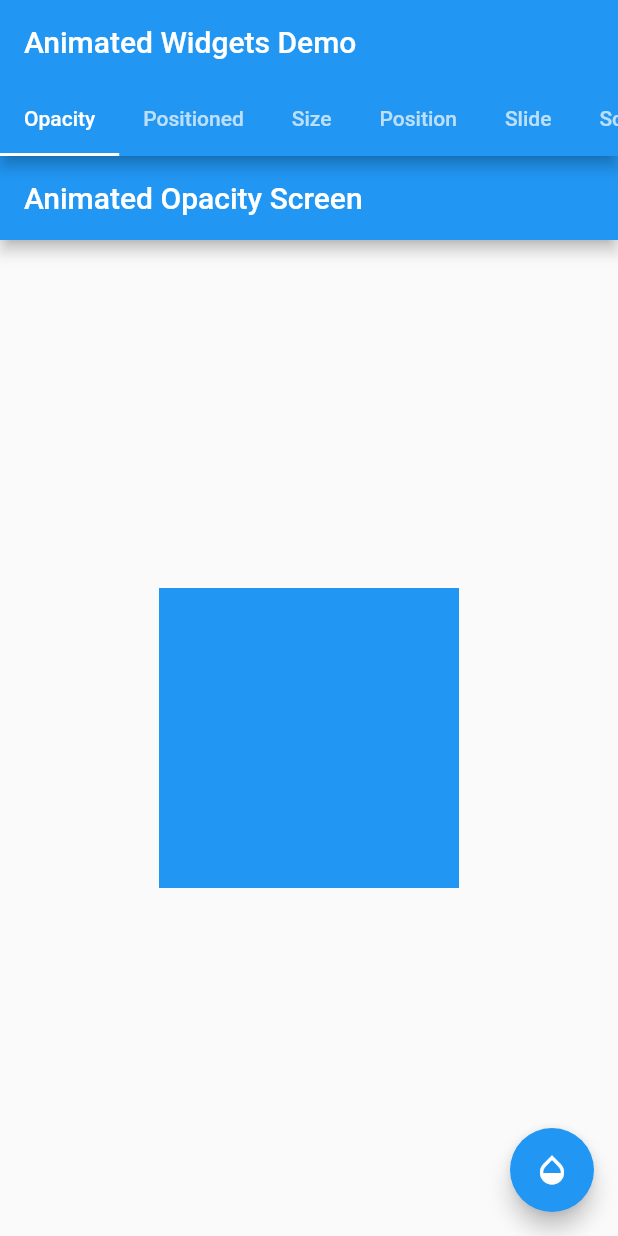
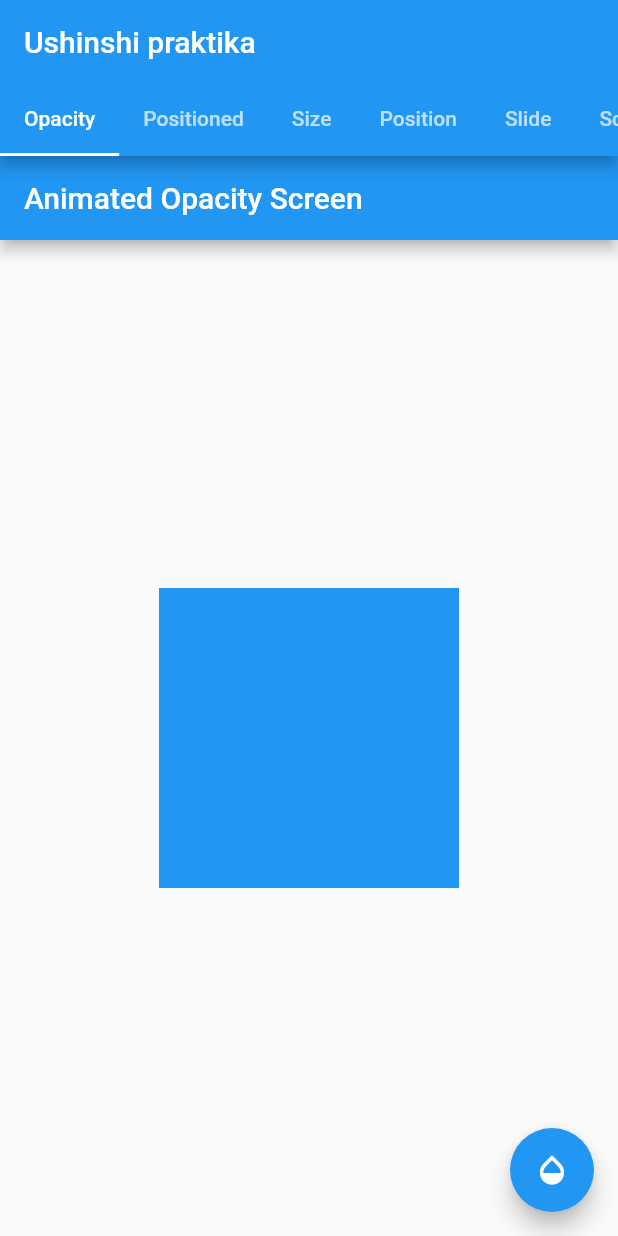
Before and after one commit to Abylaikhan-Bari/Mob-Dev_3.1, a Flutter app: the screen it shows after launch, on a phone screen of 412 x 824 dp. Run offline on Flutter 3.47's test engine with Material 2 defaults, Android fonts, the phone set to English and light mode, and no system bars.

Commit message:
3-praktika_version_2.0

```diff
--- a/lib/main.dart
+++ b/lib/main.dart
@@ -17,7 +17,7 @@ class MyApp extends StatelessWidget {
   Widget build(BuildContext context) {
     return MaterialApp(
       debugShowCheckedModeBanner: false,
-      title: 'Animated Widgets Demo',
+      title: 'Ushinshi praktika',
       theme: ThemeData(
         primarySwatch: Colors.blue,
       ),
@@ -55,7 +55,7 @@ class HomeScreen extends StatelessWidget {
       length: myTabs.length,
       child: Scaffold(
         appBar: AppBar(
-          title: Text('Animated Widgets Demo'),
+          title: Text('Ushinshi praktika'),
           bottom: TabBar(
             isScrollable: true,
             tabs: myTabs,
```
